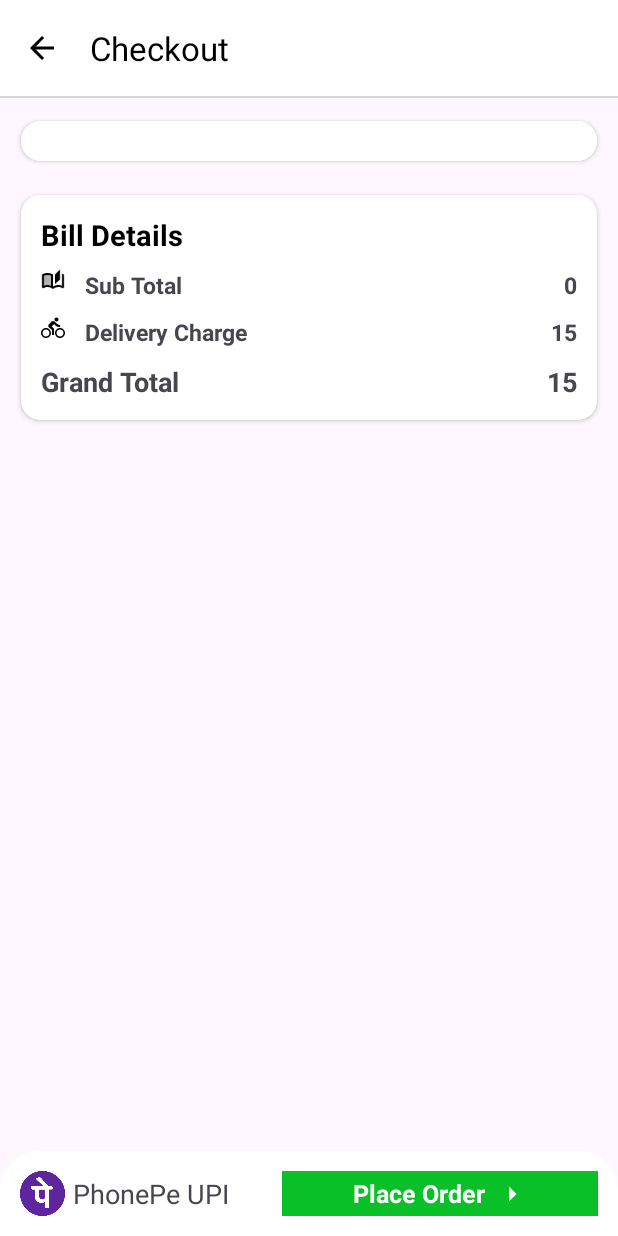
After one commit to Shubham5388/BlinkitCloneApp, an Android app: the OrderPlaceActivity screen opened directly, with no data from a screen before it, on a phone screen of 412 x 824 dp. The commit adds this screen. Run offline under Robolectric (Android 15) with nearby library versions, the phone set to English and light mode, and no system bars; our stand-ins replace Firebase (no records; nobody signed in at launch, a user with empty details on screens opened directly), Room's generated code.

Commit message:
shubham sahu: order page view

```diff
--- a/Blinkit/app/build.gradle.kts
+++ b/Blinkit/app/build.gradle.kts
@@ -85,4 +85,10 @@ dependencies {
     kapt("androidx.room:room-compiler:$room_version")
 
     implementation("androidx.room:room-ktx:$room_version")
+
+    implementation("com.github.bumptech.glide:glide:4.16.0")
+    kapt("com.github.bumptech.glide:compiler:4.16.0")
+
+
+
 }
--- a/Blinkit/app/src/main/java/com/example/blinkit/SearchFragment.kt
+++ b/Blinkit/app/src/main/java/com/example/blinkit/SearchFragment.kt
@@ -17,6 +17,7 @@ import com.example.blinkit.databinding.ItemViewProductBinding
 import com.example.blinkit.models.Product
 import com.example.blinkit.roomdb.CartProducts
 import com.example.blinkit.viewmodels.UserViewModel
+import kotlinx.coroutines.Dispatchers
 import kotlinx.coroutines.launch
 
 
@@ -176,7 +177,7 @@ private lateinit var adapterProduct : AdapterProduct
             adminUid = product.adminUid
         )
 
-        lifecycleScope.launch {
+        lifecycleScope.launch(Dispatchers.IO) { // Specify IO dispatcher for database operations
             viewModel.insertCartProduct(cartProduct)
         }
     }
--- /dev/null
+++ b/Blinkit/app/src/main/java/com/example/blinkit/activity/OrderPlaceActivity.kt
@@ -0,0 +1,60 @@
+package com.example.blinkit.activity
+
+import android.content.Intent
+import android.os.Bundle
+import androidx.activity.enableEdgeToEdge
+import androidx.activity.viewModels
+import androidx.appcompat.app.AppCompatActivity
+import androidx.core.view.ViewCompat
+import androidx.core.view.WindowInsetsCompat
+import com.example.blinkit.R
+import com.example.blinkit.adapters.AdapterCartProducts
+import com.example.blinkit.databinding.ActivityOrderPlaceBinding
+import com.example.blinkit.viewmodels.UserViewModel
+
+class OrderPlaceActivity : AppCompatActivity() {
+
+    private lateinit var binding: ActivityOrderPlaceBinding
+    private val viewModel: UserViewModel by viewModels()
+    private lateinit var adapterCartProducts: AdapterCartProducts
+
+    override fun onCreate(savedInstanceState: Bundle?) {
+        super.onCreate(savedInstanceState)
+        binding = ActivityOrderPlaceBinding.inflate(layoutInflater)
+        setContentView(binding.root)
+        backToUserMainActivity()
+        getAllCartProducts()
+    }
+
+    private fun backToUserMainActivity() {
+        binding.tbOrderFragment.setNavigationOnClickListener {
+            startActivity(Intent( this, UsersMainActivity::class.java))
+            finish()
+        }
+    }
+
+
+    private fun getAllCartProducts() {
+        viewModel.getAll().observe(this) { cartProductList ->
+            adapterCartProducts = AdapterCartProducts()
+            binding.rvProductsItems.adapter = adapterCartProducts
+            adapterCartProducts.differ.submitList(cartProductList)
+
+            var totalPrice = 0
+            for (products in cartProductList) {
+                val price = products.productPrice?.substring( 1)?.toInt()
+                val itemCount = products.productCount!!
+                totalPrice += (price?.times(itemCount)!!)
+            }
+
+            binding.tvSubTotal.text = totalPrice.toString()
+
+            if (totalPrice < 200) {
+                binding.tvDeliveryCharge.text = "15"
+                totalPrice += 15
+            }
+
+            binding.tvGrandTotal.text = totalPrice.toString()
+        }
+    }
+}
--- a/Blinkit/app/src/main/java/com/example/blinkit/activity/UsersMainActivity.kt
+++ b/Blinkit/app/src/main/java/com/example/blinkit/activity/UsersMainActivity.kt
@@ -1,37 +1,90 @@
 package com.example.blinkit.activity
 
+import android.content.Intent
 import android.os.Bundle
+import android.view.LayoutInflater
 import android.view.View
+import android.widget.Toast
 import androidx.activity.enableEdgeToEdge
 import androidx.activity.viewModels
 import androidx.appcompat.app.AppCompatActivity
 import androidx.core.view.ViewCompat
 import androidx.core.view.WindowInsetsCompat
-import androidx.fragment.app.viewModels
 import com.example.blinkit.CartListener
 import com.example.blinkit.R
+import com.example.blinkit.adapters.AdapterCartProducts
 import com.example.blinkit.databinding.ActivityUserMainBinding
+import com.example.blinkit.databinding.BsCartProductsBinding
+import com.example.blinkit.roomdb.CartProducts
 import com.example.blinkit.viewmodels.UserViewModel
+import com.google.android.material.bottomsheet.BottomSheetDialog
 
 class UsersMainActivity : AppCompatActivity() , CartListener{
     private lateinit var binding: ActivityUserMainBinding
     private val viewModel : UserViewModel by viewModels()
-
+    private lateinit var cartProductList: List<CartProducts>
+    private lateinit var adapterCartProducts: AdapterCartProducts
     override fun onCreate(savedInstanceState: Bundle?) {
         super.onCreate(savedInstanceState)
         enableEdgeToEdge()
         binding = ActivityUserMainBinding.inflate(layoutInflater)
         setContentView(binding.root)
+
+        getAllCartProducts()
+
         getTotalItemCountInCart()
+
         onCartClicked()
 
+        onNextButtonClicked()
+
+        ViewCompat.setOnApplyWindowInsetsListener(findViewById(R.id.main)) { v, insets ->
+            val systemBars = insets.getInsets(WindowInsetsCompat.Type.systemBars())
+            v.setPadding(systemBars.left, systemBars.top, systemBars.right, systemBars.bottom)
+            insets
+        }
+    }
+
+
+    private fun onNextButtonClicked() {
+        binding.btnNext.setOnClickListener {
+            startActivity(Intent(this, OrderPlaceActivity::class.java))
+        }
+    }
+
+
+    private fun getAllCartProducts() {
+        viewModel.getAll().observe( this) {
+            cartProductList = it
+        }
     }
 
     private fun onCartClicked() {
-        binding.llCart.setOnClickListener{
+        binding.llItemCart.setOnClickListener {
+            if (cartProductList.isEmpty()) {
+                // Show a message or handle an empty cart scenario
+                Toast.makeText(this, "No products in the cart", Toast.LENGTH_SHORT).show()
+                return@setOnClickListener
+            }
 
+            val bsCartProductsBinding = BsCartProductsBinding.inflate(LayoutInflater.from(this))
+            val bs = BottomSheetDialog(this)
+            bs.setContentView(bsCartProductsBinding.root)
+
+            bsCartProductsBinding.tvNumberOfProductCount.text = binding.tvNumberOfProductCount.text
+
+            bsCartProductsBinding.btnNext.setOnClickListener {
+                startActivity(Intent(this, OrderPlaceActivity::class.java))
+            }
+
+            adapterCartProducts = AdapterCartProducts()
+            bsCartProductsBinding.rvProductsItems.adapter = adapterCartProducts
+
+            adapterCartProducts.differ.submitList(cartProductList)
+            bs.show()
         }
     }
+
 
     private fun getTotalItemCountInCart() {
         viewModel.fetchTotalCartItemCount().observe(this) {
--- a/Blinkit/app/src/main/java/com/example/blinkit/adapters/AdapterCartProducts.kt
+++ b/Blinkit/app/src/main/java/com/example/blinkit/adapters/AdapterCartProducts.kt
@@ -1,4 +1,56 @@
 package com.example.blinkit.adapters
 
-class AdapterCartProducts {
+import android.view.LayoutInflater
+import android.view.ViewGroup
+import androidx.recyclerview.widget.AsyncListDiffer
+import androidx.recyclerview.widget.DiffUtil
+import androidx.recyclerview.widget.RecyclerView
+import androidx.recyclerview.widget.RecyclerView.ViewHolder
+import com.bumptech.glide.Glide
+import com.example.blinkit.databinding.ItemViewCartProductsBinding
+import com.example.blinkit.roomdb.CartProducts
+
+class AdapterCartProducts :RecyclerView.Adapter<AdapterCartProducts.CartProductsViewHolder>() {
+    class CartProductsViewHolder(val binding: ItemViewCartProductsBinding) : ViewHolder(binding.root)
+
+
+    val diffUtil = object : DiffUtil.ItemCallback<CartProducts>() {
+        override fun areItemsTheSame(
+            oldItem: CartProducts,
+            newItem: CartProducts
+        ): Boolean {
+            return oldItem.productId == newItem.productId
+        }
+
+        override fun areContentsTheSame(
+            oldItem: CartProducts,
+            newItem: CartProducts
+        ): Boolean {
+            return oldItem == newItem
+        }
+    }
+
+
+
+    val differ = AsyncListDiffer(this, diffUtil)
+
+    override fun onCreateViewHolder(parent: ViewGroup, viewType: Int): CartProductsViewHolder {
+        return CartProductsViewHolder(ItemViewCartProductsBinding.inflate(LayoutInflater.from(parent.context), parent, false))
+    }
+
+    override fun getItemCount(): Int {
+        return differ.currentList.size
+    }
+
+    override fun onBindViewHolder(holder: CartProductsViewHolder, position: Int) {
+        val product = differ.currentList[position]
+
+        holder.binding.apply {
+            Glide.with(holder.itemView).load(product.productImage).into(ivProductImage)
+            tvProductTitle.text = product.productTitle
+            tvProductQuantity.text = product.productQuantity
+            tvProductPrice.text = product.productPrice
+            tvProductCount.text = product.productCount.toString()
+        }
+    }
 }
--- a/Blinkit/app/src/main/java/com/example/blinkit/roomdb/CartProductsDao.kt
+++ b/Blinkit/app/src/main/java/com/example/blinkit/roomdb/CartProductsDao.kt
@@ -10,15 +10,15 @@ import androidx.room.Update
 @Dao
 interface CartProductsDao {
     @Insert(onConflict = OnConflictStrategy.REPLACE)
-    fun insertCartProduct(products: CartProducts)
+    suspend fun insertCartProduct(products: CartProducts)
 
     @Update
-    fun updateCartProduct(products: CartProducts)
+   suspend fun updateCartProduct(products: CartProducts)
 
     @Query("SELECT * FROM CartProducts")
     fun getAllCartProducts():LiveData<List<CartProducts>>
 
 
     @Query("DELETE FROM CartProducts WHERE productId = :productId")
-    fun deleteCartProduct(productId: String)
+   suspend fun deleteCartProduct(productId: String)
 }
--- a/Blinkit/app/src/main/java/com/example/blinkit/viewmodels/UserViewModel.kt
+++ b/Blinkit/app/src/main/java/com/example/blinkit/viewmodels/UserViewModel.kt
@@ -14,9 +14,11 @@ import com.google.firebase.database.DataSnapshot
 import com.google.firebase.database.DatabaseError
 import com.google.firebase.database.FirebaseDatabase
 import com.google.firebase.database.ValueEventListener
+import kotlinx.coroutines.Dispatchers
 import kotlinx.coroutines.channels.awaitClose
 import kotlinx.coroutines.flow.Flow
 import kotlinx.coroutines.flow.callbackFlow
+import kotlinx.coroutines.withContext
 
 class UserViewModel(application: Application) : AndroidViewModel(application) {
 
@@ -27,21 +29,25 @@ class UserViewModel(application: Application) : AndroidViewModel(application) {
     getDatabaseInstance(application).cartProductsDao()
 
     //ROOM
-
     suspend fun insertCartProduct(products: CartProducts) {
-        cartProductDao.insertCartProduct(products)
+        withContext(Dispatchers.IO) {
+            cartProductDao.insertCartProduct(products)
+        }
     }
 
-    fun getAll(): LiveData<List<CartProducts>>{
+      fun getAll(): LiveData<List<CartProducts>>{
         return cartProductDao.getAllCartProducts()
     }
 
     suspend fun updateCartProduct(products: CartProducts) {
-        cartProductDao.updateCartProduct(products)
+        withContext(Dispatchers.IO) {
+            cartProductDao.updateCartProduct(products)
+        }
     }
-
     suspend fun deleteCartProduct(productId: String) {
-        cartProductDao.deleteCartProduct(productId)
+        withContext(Dispatchers.IO) {
+            cartProductDao.deleteCartProduct(productId)
+        }
     }
 
 
--- /dev/null
+++ b/Blinkit/app/src/main/res/drawable/baseline_directions_bike_24.xml
@@ -0,0 +1,5 @@
+<vector xmlns:android="http://schemas.android.com/apk/res/android" android:autoMirrored="true" android:height="24dp" android:tint="#000000" android:viewportHeight="24" android:viewportWidth="24" android:width="24dp">
+
+    <path android:fillColor="@android:color/white" android:pathData="M15.5,5.5c1.1,0 2,-0.9 2,-2s-0.9,-2 -2,-2 -2,0.9 -2,2 0.9,2 2,2zM5,12c-2.8,0 -5,2.2 -5,5s2.2,5 5,5 5,-2.2 5,-5 -2.2,-5 -5,-5zM5,20.5c-1.9,0 -3.5,-1.6 -3.5,-3.5s1.6,-3.5 3.5,-3.5 3.5,1.6 3.5,3.5 -1.6,3.5 -3.5,3.5zM10.8,10.5l2.4,-2.4 0.8,0.8c1.3,1.3 3,2.1 5.1,2.1L19.1,9c-1.5,0 -2.7,-0.6 -3.6,-1.5l-1.9,-1.9c-0.5,-0.4 -1,-0.6 -1.6,-0.6s-1.1,0.2 -1.4,0.6L7.8,8.4c-0.4,0.4 -0.6,0.9 -0.6,1.4 0,0.6 0.2,1.1 0.6,1.4L11,14v5h2v-6.2l-2.2,-2.3zM19,12c-2.8,0 -5,2.2 -5,5s2.2,5 5,5 5,-2.2 5,-5 -2.2,-5 -5,-5zM19,20.5c-1.9,0 -3.5,-1.6 -3.5,-3.5s1.6,-3.5 3.5,-3.5 3.5,1.6 3.5,3.5 -1.6,3.5 -3.5,3.5z"/>
+
+</vector>
--- /dev/null
+++ b/Blinkit/app/src/main/res/layout/activity_order_place.xml
@@ -0,0 +1,247 @@
+<?xml version="1.0" encoding="utf-8"?>
+<androidx.constraintlayout.widget.ConstraintLayout xmlns:android="http://schemas.android.com/apk/res/android"
+    xmlns:tools="http://schemas.android.com/tools"
+    xmlns:app="http://schemas.android.com/apk/res-auto"
+    android:layout_width="match_parent"
+    android:layout_height="match_parent"
+    tools:context=".activity.OrderPlaceActivity">
+
+    <!-- Toolbar -->
+    <androidx.appcompat.widget.Toolbar
+        android:id="@+id/tbOrderFragment"
+        android:layout_width="match_parent"
+        android:layout_height="wrap_content"
+        android:background="@color/white"
+        app:titleTextColor="@color/black"
+        app:navigationIcon="@drawable/baseline_arrow_back_24"
+        app:layout_constraintStart_toStartOf="parent"
+        app:layout_constraintEnd_toEndOf="parent"
+        app:layout_constraintTop_toTopOf="parent"
+        app:title="Checkout" />
+
+    <!-- Divider -->
+    <View
+        android:id="@+id/view"
+        android:layout_width="match_parent"
+        android:layout_height="1dp"
+        android:background="#DAD4D4"
+        app:layout_constraintTop_toBottomOf="@id/tbOrderFragment"
+        app:layout_constraintStart_toStartOf="parent"
+        app:layout_constraintEnd_toEndOf="parent" />
+
+    <!-- RecyclerView Card -->
+    <androidx.cardview.widget.CardView
+        android:id="@+id/cvCartProducts"
+        android:layout_width="match_parent"
+        android:layout_height="wrap_content"
+        app:cardCornerRadius="13dp"
+        app:cardUseCompatPadding="true"
+        android:elevation="0dp"
+        android:padding="6dp"
+        android:layout_margin="8dp"
+        app:layout_constraintStart_toStartOf="parent"
+        app:layout_constraintEnd_toEndOf="parent"
+        app:layout_constraintTop_toBottomOf="@id/view">
+
+        <ScrollView
+            android:layout_width="match_parent"
+            android:layout_height="wrap_content"
+            android:background="@color/white">
+
+            <androidx.recyclerview.widget.RecyclerView
+                android:id="@+id/rvProductsItems"
+                android:layout_width="match_parent"
+                android:layout_height="wrap_content"
+                android:layout_margin="13dp"
+                app:layoutManager="androidx.recyclerview.widget.LinearLayoutManager" />
+        </ScrollView>
+    </androidx.cardview.widget.CardView>
+
+    <!-- Bill Details Card -->
+    <androidx.cardview.widget.CardView
+        android:id="@+id/cvBillDetails"
+        android:layout_width="match_parent"
+        android:layout_height="wrap_content"
+        app:cardCornerRadius="13dp"
+        app:cardUseCompatPadding="true"
+        android:elevation="0dp"
+        android:padding="6dp"
+        android:layout_margin="8dp"
+        app:layout_constraintStart_toStartOf="parent"
+        app:layout_constraintEnd_toEndOf="parent"
+        app:layout_constraintTop_toBottomOf="@id/cvCartProducts">
+
+        <androidx.constraintlayout.widget.ConstraintLayout
+            android:layout_width="match_parent"
+            android:layout_height="wrap_content"
+            android:background="@color/white">
+
+            <LinearLayout
+                android:id="@+id/llBillDetails"
+                android:layout_width="match_parent"
+                android:layout_height="wrap_content"
+                android:orientation="vertical"
+                android:padding="13dp"
+                app:layout_constraintStart_toStartOf="parent"
+                app:layout_constraintEnd_toEndOf="parent"
+                app:layout_constraintTop_toTopOf="parent"
+                app:layout_constraintBottom_toBottomOf="parent">
+
+                <TextView
+                    android:layout_width="wrap_content"
+                    android:layout_height="wrap_content"
+                    android:text="Bill Details"
+                    android:textColor="@color/black"
+                    android:textSize="19.5sp"
+                    android:textStyle="bold" />
+
+                <!-- Subtotal Row -->
+                <LinearLayout
+                    android:layout_width="match_parent"
+                    android:layout_height="wrap_content"
+                    android:orientation="horizontal"
+                    android:layout_marginTop="10dp">
+
+                    <ImageView
+                        android:layout_width="16dp"
+                        android:layout_height="16dp"
+                        android:src="@drawable/twotone_auto_stories_24" />
+
+                    <TextView
+                        android:layout_width="0dp"
+                        android:layout_height="wrap_content"
+                        android:layout_weight="1"
+                        android:layout_marginStart="13dp"
+                        android:text="Sub Total"
+                        android:textSize="15.6sp"
+                        android:textStyle="bold" />
+
+                    <TextView
+                        android:id="@+id/tvSubTotal"
+                        android:layout_width="wrap_content"
+                        android:layout_height="wrap_content"
+                        android:text="179"
+                        android:textSize="15.6sp"
+                        android:textStyle="bold" />
+                </LinearLayout>
+
+                <!-- Delivery Row -->
+                <LinearLayout
+                    android:layout_width="match_parent"
+                    android:layout_height="wrap_content"
+                    android:orientation="horizontal"
+                    android:layout_marginTop="10dp">
+
+                    <ImageView
+                        android:layout_width="16dp"
+                        android:layout_height="16dp"
+                        android:src="@drawable/baseline_directions_bike_24" />
+
+                    <TextView
+                        android:layout_width="0dp"
+                        android:layout_height="wrap_content"
+                        android:layout_weight="1"
+                        android:layout_marginStart="13dp"
+                        android:text="Delivery Charge"
+                        android:textSize="15.6sp"
+                        android:textStyle="bold" />
+
+                    <TextView
+                        android:id="@+id/tvDeliveryCharge"
+                        android:layout_width="wrap_content"
+                        android:layout_height="wrap_content"
+                        android:text="Free"
+                        android:textSize="15.6sp"
+                        android:textStyle="bold" />
+                </LinearLayout>
+
+                <!-- Grand Total Row -->
+                <LinearLayout
+                    android:layout_width="match_parent"
+                    android:layout_height="wrap_content"
+                    android:orientation="horizontal"
+                    android:layout_marginTop="10dp">
+
+                    <TextView
+                        android:layout_width="0dp"
+                        android:layout_height="wrap_content"
+                        android:layout_weight="1"
+                        android:text="Grand Total"
+                        android:textSize="18.2sp"
+                        android:textStyle="bold" />
+
+                    <TextView
+                        android:id="@+id/tvGrandTotal"
+                        android:layout_width="wrap_content"
+                        android:layout_height="wrap_content"
+                        android:text="195"
+                        android:textSize="18.2sp"
+                        android:textStyle="bold" />
+                </LinearLayout>
+
+            </LinearLayout>
+        </androidx.constraintlayout.widget.ConstraintLayout>
+    </androidx.cardview.widget.CardView>
+
+
+    <LinearLayout
+        android:id="@+id/llCart"
+        android:layout_width="match_parent"
+        android:layout_height="wrap_content"
+        android:orientation="horizontal"
+        android:background="@drawable/bg_bottom_sheet"
+        android:padding="13dp"
+        app:layout_constraintBottom_toBottomOf="parent"
+        app:layout_constraintStart_toStartOf="parent"
+        app:layout_constraintEnd_toEndOf="parent">
+
+        <LinearLayout
+            android:id="@+id/llItemCart"
+            android:layout_width="wrap_content"
+            android:layout_height="wrap_content"
+            android:orientation="horizontal">
+
+            <ImageView
+                android:layout_width="30dp"
+                android:layout_height="30dp"
+                android:src="@drawable/phonepay" />
+
+            <TextView
+                android:layout_width="wrap_content"
+                android:layout_height="wrap_content"
+                android:layout_gravity="center_vertical"
+                android:layout_marginStart="5dp"
+                android:text="PhonePe UPI"
+                android:textSize="18.2sp" />
+        </LinearLayout>
+
+        <LinearLayout
+            android:id="@+id/btnNext"
+            android:layout_width="0dp"
+            android:layout_height="match_parent"
+            android:layout_weight="1"
+            android:background="@color/green"
+            android:gravity="center"
+            android:orientation="horizontal"
+            android:layout_marginStart="35dp">
+
+            <TextView
+                android:id="@+id/tvAdd"
+                android:layout_width="wrap_content"
+                android:layout_height="wrap_content"
+                android:layout_marginEnd="8dp"
+                android:text="Place Order"
+                android:textColor="#FFFFFF"
+                android:textSize="16.98sp"
+                android:textStyle="bold" />
+
+            <ImageButton
+                android:layout_width="19.5dp"
+                android:layout_height="19.5dp"
+                android:background="@android:color/transparent"
+                android:src="@drawable/baseline_arrow_right_24" />
+        </LinearLayout>
+    </LinearLayout>
+
+
+</androidx.constraintlayout.widget.ConstraintLayout>
--- a/Blinkit/app/src/main/res/layout/bs_cart_products.xml
+++ b/Blinkit/app/src/main/res/layout/bs_cart_products.xml
@@ -72,7 +72,7 @@
                     android:layout_gravity="center"
                     android:layout_marginStart="2.68dp"
                     android:text="ITEM"
-                    android:textSize="18.26dp"/>
+                    android:textSize="18.26dp" />
 
                 <ImageButton
                     android:id="@+id/ivShowingProductsCart"
```
Also changed, not shown: Blinkit/app/src/main/AndroidManifest.xml (+4 -3 lines), Blinkit/app/src/main/res/drawable/phonepay.png (added).
